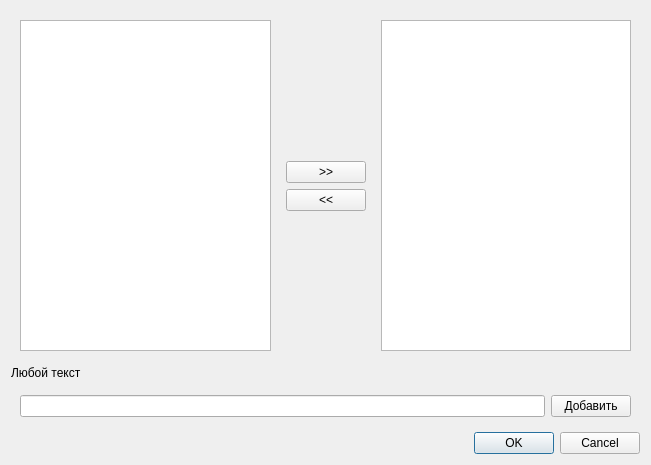
BarsukAlexey/xelarogi, file TournamentManager/dialogselectfieldsfordimloma.ui: the form before one commit.
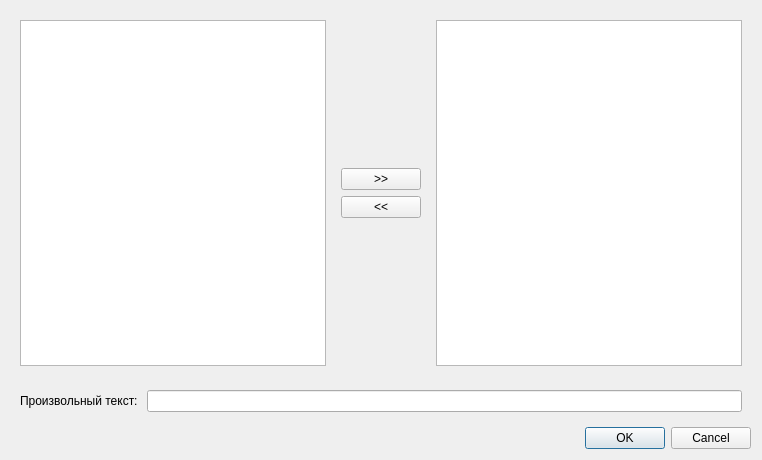
The form after the commit.

The edit to the form file:
```diff
--- a/TournamentManager/dialogselectfieldsfordimloma.ui
+++ b/TournamentManager/dialogselectfieldsfordimloma.ui
@@ -6,8 +6,8 @@
    <rect>
     <x>0</x>
     <y>0</y>
-    <width>651</width>
-    <height>465</height>
+    <width>762</width>
+    <height>460</height>
    </rect>
   </property>
   <property name="windowTitle">
@@ -18,15 +18,15 @@
     <widget class="QWidget" name="widget_3" native="true">
      <layout class="QHBoxLayout" name="horizontalLayout">
       <item>
-       <widget class="QLineEdit" name="lineEdit"/>
-      </item>
-      <item>
-       <widget class="QPushButton" name="pushButtonAdd">
+       <widget class="QLabel" name="label">
         <property name="text">
-         <string>Добавить</string>
+         <string>Произвольный текст: </string>
         </property>
        </widget>
       </item>
+      <item>
+       <widget class="QLineEdit" name="lineEdit"/>
+      </item>
      </layout>
     </widget>
    </item>
@@ -98,13 +98,6 @@
      </layout>
     </widget>
    </item>
-   <item row="1" column="0">
-    <widget class="QLabel" name="label">
-     <property name="text">
-      <string>Любой текст</string>
-     </property>
-    </widget>
-   </item>
   </layout>
  </widget>
  <resources/>
```
Left out of the diff: 3 changed lines with no effect on the pictures.
